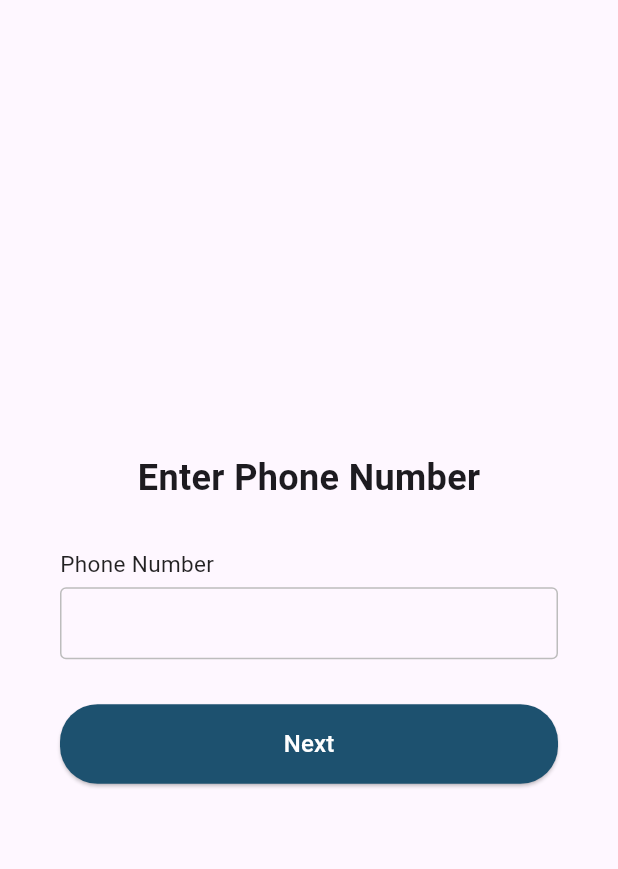
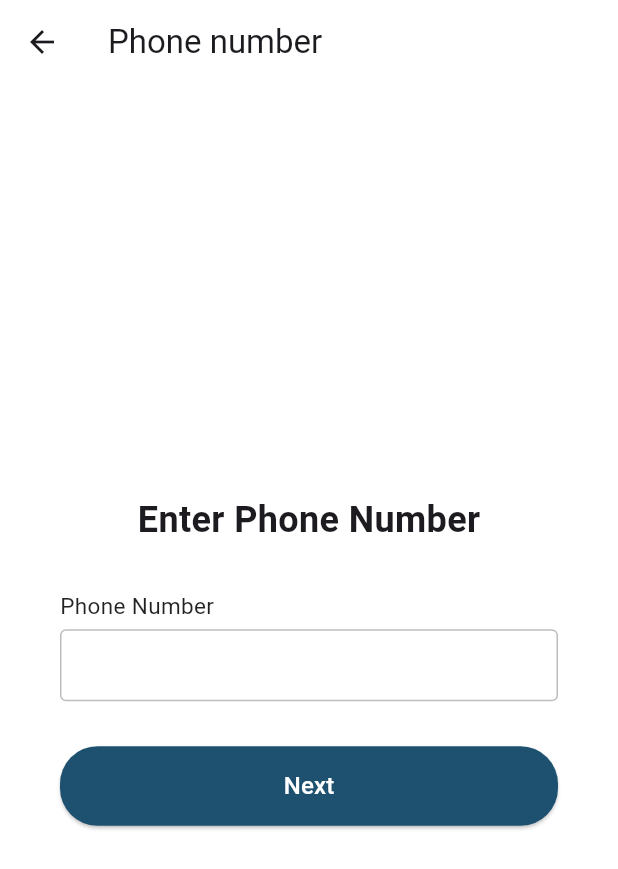
Before and after one commit to adonapati/GenAI-Remote-Sensing, a Flutter app: the SignupPage screen opened directly, swiped to page 2, on a phone screen of 412 x 824 dp. Shown: the top 869 px of the screen. Run offline on Flutter 3.47's test engine with Material 3 defaults, Android fonts, the phone set to English and light mode, and no system bars; our stand-ins replace firebase_auth, firebase_core; accounts and stored records are empty.

Commit message:
fixed background and back button

```diff
--- a/remote_sensing/lib/Signup.dart
+++ b/remote_sensing/lib/Signup.dart
@@ -14,6 +14,7 @@ class _SignupPageState extends State<SignupPage> {
   final TextEditingController _emailController = TextEditingController();
   final TextEditingController _phoneController = TextEditingController();
   final TextEditingController _nameController = TextEditingController();
+  final TextEditingController _addressController = TextEditingController();
   final TextEditingController _passwordController = TextEditingController();
   final TextEditingController _confirmPasswordController = TextEditingController();
   final List<TextEditingController> _otpControllers =
@@ -54,22 +55,21 @@ class _SignupPageState extends State<SignupPage> {
     }
   }
 
-  // Back button builder
-  Widget buildBackButton() {
-    return Align(
-      alignment: Alignment.topLeft,
-      child: IconButton(
-        icon: const Icon(Icons.arrow_back, color: Colors.black),
+  // Step 1: Email Input
+  Widget emailInputStep() {
+    return Scaffold(
+      appBar: AppBar(
+        backgroundColor: Colors.white,
+        leading: IconButton(
+          icon: const Icon(Icons.arrow_back),
           onPressed: () {
-          prevStep();
+            prevStep(); // Navigate back to phone input step
           },
         ),
-    );
-  }
-
-  // Step 1: Email Input
-  Widget emailInputStep() {
-    return buildStepContent(
+        title: const Text("Email"),
+      ),
+      backgroundColor: Colors.white,
+      body: buildStepContent(
         "Enter Email",
         Column(
           children: [
@@ -79,12 +79,25 @@ class _SignupPageState extends State<SignupPage> {
             }),
           ],
         ),
+      ),
     );
   }
 
   // Step 2: Phone Input (Trigger OTP)
   Widget phoneInputStep() {
-    return buildStepContent(
+    return Scaffold(
+      appBar: AppBar(
+        backgroundColor: Colors.white,
+        leading: IconButton(
+          icon: const Icon(Icons.arrow_back),
+          onPressed: () {
+            prevStep(); // Navigate back to phone input step
+          },
+        ),
+        title: const Text("Phone number"),
+      ),
+      backgroundColor: Colors.white,
+      body: buildStepContent(
         "Enter Phone Number",
         Column(
           children: [
@@ -94,18 +107,28 @@ class _SignupPageState extends State<SignupPage> {
             }),
           ],
         ),
+      ),
     );
   }
 
   // Step 3: OTP Verification Step
   Widget otpVerificationStep(String title, String subtitle) {
     return Scaffold(
+      appBar: AppBar(
+        backgroundColor: Colors.white,
+        leading: IconButton(
+          icon: const Icon(Icons.arrow_back),
+          onPressed: () {
+            prevStep(); // Navigate back to phone input step
+          },
+        ),
+        title: const Text("OTP Verification"),
+      ),
       backgroundColor: Colors.white,
       body: buildStepContent(
         title,
         Column(
           children: [
-            buildBackButton(), // Back button to go back to the previous step
             Text(
               subtitle,
               style: const TextStyle(
@@ -173,6 +196,16 @@ class _SignupPageState extends State<SignupPage> {
   // Step 4: User Details (name, password)
   Widget userDetailsStep() {
     return Scaffold(
+      appBar: AppBar(
+        backgroundColor: Colors.white,
+        leading: IconButton(
+          icon: const Icon(Icons.arrow_back),
+          onPressed: () {
+            prevStep(); // Navigate back to OTP verification step
+          },
+        ),
+        title: const Text("User Details"),
+      ),
       resizeToAvoidBottomInset: true,
       backgroundColor: Colors.white,
       body: Padding(
@@ -181,7 +214,6 @@ class _SignupPageState extends State<SignupPage> {
           child: SafeArea(
             child: Column(
               children: [
-                buildBackButton(), // Back button to go back to the previous step (OTP verification)
                 const SizedBox(height: 20),
                 Align(
                   alignment: Alignment.center,
@@ -195,6 +227,7 @@ class _SignupPageState extends State<SignupPage> {
                 ),
                 const SizedBox(height: 20),
                 makeInput(label: "Full Name", controller: _nameController),
+                makeInput(label: "Address", controller: _addressController, obscureText: true),
                 makeInput(label: "Password", controller: _passwordController, obscureText: true),
                 makeInput(label: "Confirm Password", controller: _confirmPasswordController, obscureText: true),
                 const SizedBox(height: 20),
@@ -305,9 +338,9 @@ class _SignupPageState extends State<SignupPage> {
       child: ElevatedButton(
         onPressed: onPressed,
         style: ButtonStyle(
-          foregroundColor: MaterialStateProperty.all<Color>(Colors.white),
-          backgroundColor: MaterialStateProperty.all<Color>(const Color.fromARGB(255, 29, 81, 111)),
-          shape: MaterialStateProperty.all<RoundedRectangleBorder>(
+          foregroundColor: WidgetStateProperty.all<Color>(Colors.white),
+          backgroundColor: WidgetStateProperty.all<Color>(const Color.fromARGB(255, 29, 81, 111)),
+          shape: WidgetStateProperty.all<RoundedRectangleBorder>(
             RoundedRectangleBorder(borderRadius: BorderRadius.circular(25.0)),
           ),
         ),
```
Also changed, not shown: remote_sensing/pubspec.lock. Lines whose indentation alone changed are shown as unchanged.
